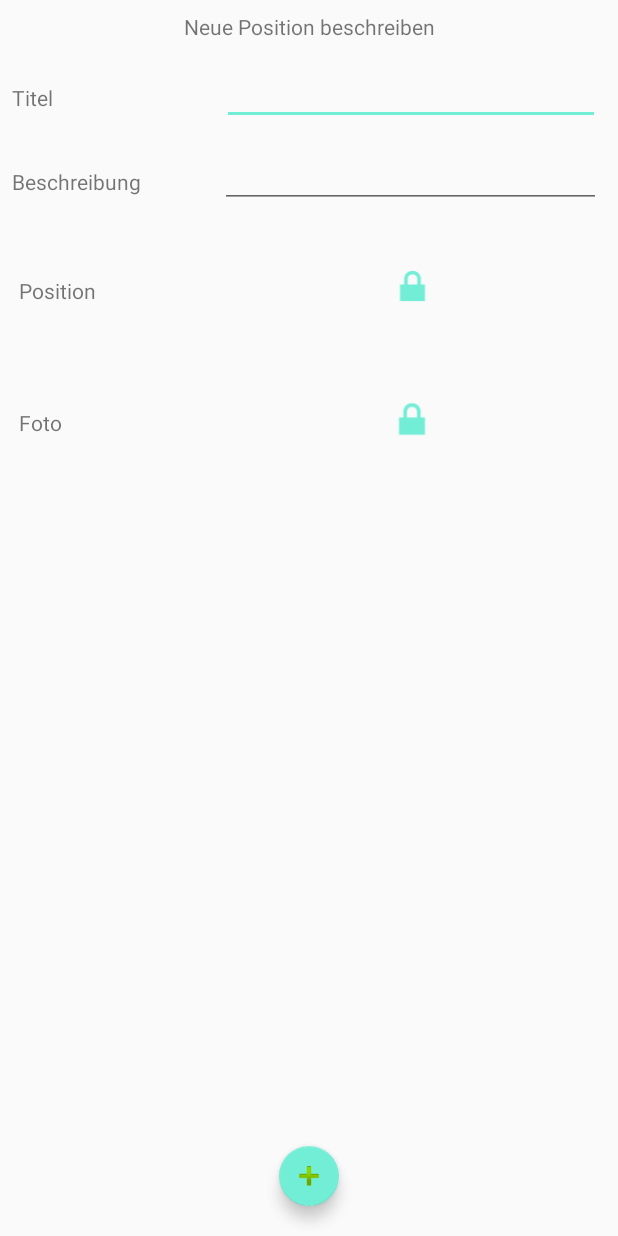
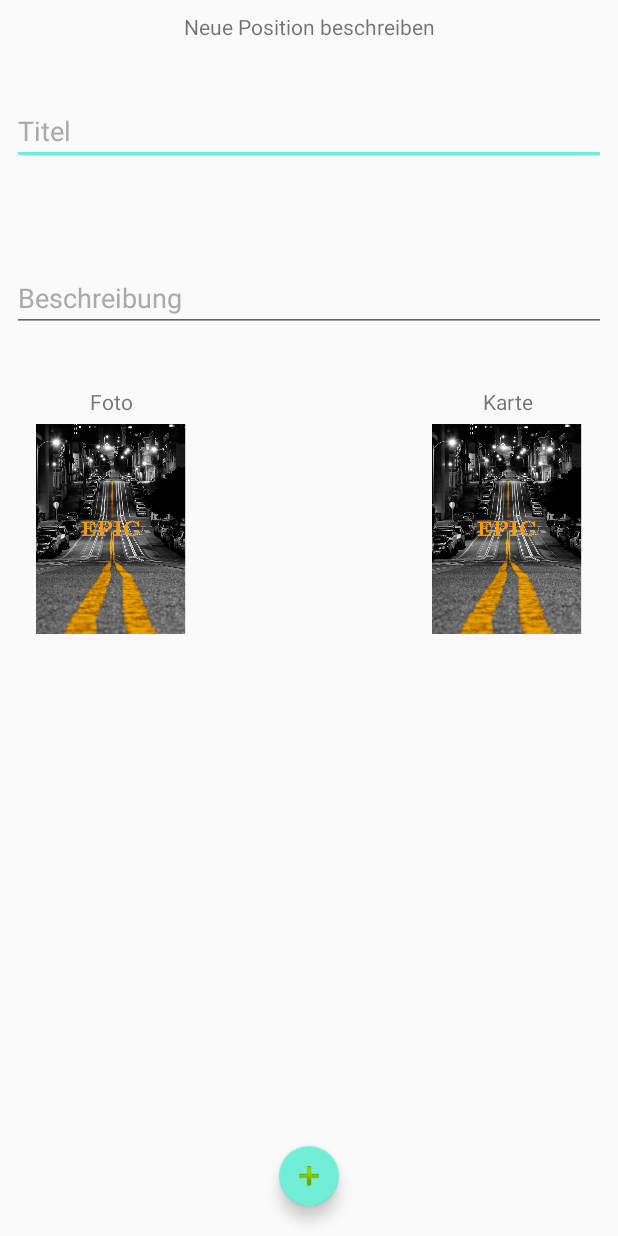
Before and after one commit to develkd/epic, an Android app: the screen it shows after launch (PositionEditActivity), after a tap on an icon or button, on a phone screen of 412 x 824 dp. Run offline under Robolectric (Android 15) with nearby library versions, the phone set to English and light mode, and no system bars.

Commit message:
- View is cleaned - Sending Data between Activations enabled - Camera for taking a picture is enabled

```diff
--- a/app/src/main/java/de/master/kd/epic/map/MapActivity.java
+++ b/app/src/main/java/de/master/kd/epic/map/MapActivity.java
@@ -245,16 +245,24 @@ public class MapActivity extends FragmentActivity implements OnMapReadyCallback,
         location = new LatLng(-34, 151);
         Intent position = new Intent(MapActivity.this, PositionEditActivity.class);
 
-         position.putExtra(Constants.MAP.CURRENT_LOCATION.name(), location );
+         position.putExtra(Constants.MAP.LOCATION.name(), location );
+        startActivityForResult(position,Constants.MAP.ACTIVITY_RESULT.ordinal());
 
-        startActivity(position);
-        finish();
 
 
         //https://www.androidtutorialpoint.com/intermediate/android-map-app-showing-current-location-android/
+
+    }
+
+    @Override
+    protected void onActivityResult(int requestCode, int resultCode, Intent data) {
+        super.onActivityResult(requestCode, resultCode, data);
+        Bundle bundle = data.getExtras();
+        String titel = (String)bundle.get(Constants.MAP.DESCRIPTION.name());
+
         Marker marker = googleMap.addMarker(new MarkerOptions()
                 .position(location)
-                .title("Neue Position")
+                .title(titel)
                 .snippet(location.toString()));
         googleMap.moveCamera(CameraUpdateFactory.newLatLng(location));
         marker.showInfoWindow();
--- a/app/src/main/java/de/master/kd/epic/position/PositionEditActivity.java
+++ b/app/src/main/java/de/master/kd/epic/position/PositionEditActivity.java
@@ -1,23 +1,70 @@
 package de.master.kd.epic.position;
 
+import android.content.Intent;
+import android.graphics.Bitmap;
+import android.provider.MediaStore;
+import android.support.design.widget.FloatingActionButton;
 import android.support.v7.app.AppCompatActivity;
 import android.os.Bundle;
-import android.widget.TextView;
+import android.view.View;
+import android.widget.EditText;
+import android.widget.ImageView;
 
 import com.google.android.gms.maps.model.LatLng;
 
 import de.master.kd.epic.R;
+import de.master.kd.epic.map.MapActivity;
 import de.master.kd.epic.utils.Constants;
 
 public class PositionEditActivity extends AppCompatActivity {
+    private static final int TAKE_PICTURE =1;
 
+    private ImageView imageView;
+    private FloatingActionButton postionSave;
     @Override
     protected void onCreate(Bundle savedInstanceState) {
         super.onCreate(savedInstanceState);
         setContentView(R.layout.activity_postion_edit);
+        imageView = (ImageView)findViewById(R.id.imageViewCamera);
+        imageView.setOnClickListener(new View.OnClickListener() {
+            @Override
+            public void onClick(View v) {
+                doSnapShot(v);
+            }
+        });
+
+        postionSave = (FloatingActionButton)findViewById(R.id.postionSave);
+        postionSave.setOnClickListener(new View.OnClickListener() {
+            @Override
+            public void onClick(View v) {
+                doSave(v);
+            }
+        });
+
         Bundle bundle = getIntent().getExtras();
-        LatLng position = (LatLng)bundle.get(Constants.MAP.CURRENT_LOCATION.name());
+        LatLng position = (LatLng)bundle.get(Constants.MAP.LOCATION.name());
+    }
 
+    private void doSave(View v) {
+        EditText text = (EditText)findViewById(R.id.titleField);
+        Intent intent = new Intent(PositionEditActivity.this, MapActivity.class);
 
+       intent.putExtra(Constants.MAP.DESCRIPTION.name(),String.valueOf(text.getText()));
+        setResult(Constants.MAP.ACTIVITY_RESULT.ordinal(), intent);
+        finish();
+    }
+
+    public void doSnapShot(View view){
+        Intent intent_picture = new Intent(MediaStore.ACTION_IMAGE_CAPTURE);
+        startActivityForResult(intent_picture,TAKE_PICTURE);
+    }
+
+    @Override
+    public void onActivityResult(int requestCode, int resultCode, Intent data) {
+        super.onActivityResult(requestCode, resultCode, data);
+        Bundle extras = data.getExtras();
+        Bitmap bitmap = (Bitmap)extras.get("data");
+        assert  null != bitmap;
+        imageView.setImageBitmap(bitmap);
     }
 }
--- a/app/src/main/java/de/master/kd/epic/utils/Constants.java
+++ b/app/src/main/java/de/master/kd/epic/utils/Constants.java
@@ -1,4 +1,6 @@
 package de.master.kd.epic.utils;
+
+import android.util.EventLogTags;
 
 /**
  * Created by pentax on 24.06.17.
@@ -6,7 +8,10 @@ package de.master.kd.epic.utils;
 
 public interface Constants {
     public enum MAP {
-        CURRENT_LOCATION;
+        LOCATION,
+        DESCRIPTION,
+        ACTIVITY_RESULT,
+        ;
     }
 
 }
--- a/app/src/main/res/layout/activity_postion_edit.xml
+++ b/app/src/main/res/layout/activity_postion_edit.xml
@@ -9,10 +9,6 @@
     tools:layout_editor_absoluteX="8dp"
     tools:layout_editor_absoluteY="8dp">
 
-    <LinearLayout
-        android:layout_width="match_parent"
-        android:layout_height="wrap_content"
-        android:orientation="vertical">
 
         <TextView
             android:id="@+id/new_postion_label"
@@ -26,147 +22,98 @@
             android:paddingTop="8dp"
             android:text="Neue Position beschreiben" />
 
-        <android.support.constraint.ConstraintLayout
+
+    <LinearLayout
+        android:layout_width="match_parent"
+        android:layout_height="60dp"
+        android:layout_marginLeft="8dp"
+        android:layout_marginRight="8dp"
+        android:layout_marginTop="50dp"
+        android:orientation="horizontal"
+        android:id="@+id/linearLayout">
+
+        <EditText
+            android:id="@+id/titleField"
             android:layout_width="match_parent"
-            android:layout_height="wrap_content"
-            android:orientation="horizontal"
-            android:paddingBottom="8dp">
+            android:layout_height="match_parent"
+            android:layout_alignBaseline="@+id/titelLabel"
+            android:layout_alignBottom="@+id/titelLabel"
+            android:layout_alignParentEnd="true"
+            android:layout_alignParentRight="true"
+            android:ems="10"
+            android:gravity="bottom"
+            android:hint="Titel"
+            android:inputType="textPersonName"
+            android:textColorHint="@android:color/darker_gray"
+            app:layout_constraintLeft_toRightOf="@+id/titelLabel"
+            app:layout_constraintRight_toRightOf="parent"
+            app:layout_constraintTop_toTopOf="parent" />
+    </LinearLayout>
 
-            <TextView
-                android:id="@+id/titelLabel"
-                android:layout_width="105dp"
-                android:layout_height="22dp"
-                android:layout_marginLeft="8dp"
-                android:layout_marginTop="20dp"
-                android:text="Titel"
-                app:layout_constraintLeft_toLeftOf="parent"
-                app:layout_constraintTop_toTopOf="parent" />
-
-            <EditText
-                android:id="@+id/editTitleField"
-                android:layout_width="252dp"
-                android:layout_height="40dp"
-                android:layout_marginLeft="0dp"
-                android:layout_marginRight="8dp"
-                android:layout_marginTop="8dp"
-                android:ems="10"
-                android:inputType="textPersonName"
-                app:layout_constraintHorizontal_bias="0.888"
-                app:layout_constraintLeft_toRightOf="@+id/titelLabel"
-                app:layout_constraintRight_toRightOf="parent"
-                app:layout_constraintTop_toTopOf="parent"
-                tools:layout_editor_absoluteX="124dp"
-                tools:layout_editor_absoluteY="5dp" />
-        </android.support.constraint.ConstraintLayout>
-
-        <android.support.constraint.ConstraintLayout
-            android:layout_width="match_parent"
-            android:layout_height="wrap_content"
-            android:orientation="horizontal"
-            android:paddingBottom="8dp">
-
-            <TextView
-                android:id="@+id/descriptionLabel"
-                android:layout_width="106dp"
-                android:layout_height="23dp"
-                android:layout_marginLeft="8dp"
-                android:layout_marginTop="20dp"
-                android:text="Beschreibung"
-                app:layout_constraintLeft_toLeftOf="parent"
-                app:layout_constraintTop_toTopOf="parent"
-                tools:layout_editor_absoluteX="15dp"
-                tools:layout_editor_absoluteY="19dp" />
-
-            <EditText
-                android:id="@+id/editDescriptionField"
-                android:layout_width="254dp"
-                android:layout_height="39dp"
-                android:layout_marginLeft="0dp"
-                android:layout_marginRight="8dp"
-                android:layout_marginTop="8dp"
-                android:ems="10"
-                android:inputType="textPersonName"
-                app:layout_constraintHorizontal_bias="0.904"
-                app:layout_constraintLeft_toRightOf="@+id/descriptionLabel"
-                app:layout_constraintRight_toRightOf="parent"
-                app:layout_constraintTop_toTopOf="parent"
-                tools:layout_editor_absoluteX="119dp"
-                tools:layout_editor_absoluteY="7dp" />
-        </android.support.constraint.ConstraintLayout>
-
-        <android.support.constraint.ConstraintLayout
-            android:layout_width="match_parent"
-            android:layout_height="wrap_content"
-            android:orientation="horizontal"
-            android:paddingBottom="20dp"
-            android:paddingTop="20dp">
-
-            <TextView
-                android:id="@+id/mapLabel"
-                android:layout_width="106dp"
-                android:layout_height="23dp"
-                android:layout_marginLeft="8dp"
-                android:layout_marginRight="8dp"
-                android:layout_marginTop="17dp"
-                android:text="Position"
-                app:layout_constraintHorizontal_bias="0.036"
-                app:layout_constraintLeft_toLeftOf="parent"
-                app:layout_constraintRight_toLeftOf="@+id/imageMap"
-                app:layout_constraintTop_toTopOf="parent" />
-
-            <ImageView
-                android:id="@+id/imageMap"
-                android:layout_width="55dp"
-                android:layout_height="32dp"
-                android:layout_marginBottom="8dp"
-                android:layout_marginRight="109dp"
-                android:layout_marginTop="8dp"
-                app:layout_constraintBottom_toBottomOf="parent"
-                app:layout_constraintRight_toRightOf="parent"
-                app:layout_constraintTop_toTopOf="parent"
-                app:srcCompat="@android:drawable/ic_lock_lock"
-                tools:layout_editor_absoluteX="220dp"
-                tools:layout_editor_absoluteY="8dp" />
-
-        </android.support.constraint.ConstraintLayout>
+    <LinearLayout
+        android:layout_width="match_parent"
+        android:layout_height="100dp"
+        android:layout_below="@+id/linearLayout"
+        android:layout_centerHorizontal="true"
+        android:layout_marginLeft="8dp"
+        android:layout_marginRight="8dp"
+        android:layout_marginTop="12dp"
+        android:orientation="horizontal"
+        android:id="@+id/linearLayout2">
 
 
-        <android.support.constraint.ConstraintLayout
+        <ScrollView
             android:layout_width="match_parent"
-            android:layout_height="wrap_content"
-            android:orientation="horizontal"
-            android:paddingBottom="20dp"
-            android:paddingTop="20dp">
+            android:layout_height="match_parent">
 
-            <TextView
-                android:id="@+id/fotoLabel"
-                android:layout_width="106dp"
-                android:layout_height="23dp"
-                android:layout_marginLeft="8dp"
-                android:layout_marginRight="8dp"
-                android:layout_marginTop="17dp"
-                android:text="Foto"
-                app:layout_constraintHorizontal_bias="0.036"
-                app:layout_constraintLeft_toLeftOf="parent"
-                app:layout_constraintRight_toLeftOf="@+id/imagePic"
-                app:layout_constraintTop_toTopOf="parent" />
+            <LinearLayout
+                android:layout_width="match_parent"
+                android:layout_height="wrap_content"
+                android:orientation="vertical">
 
-            <ImageView
-                android:id="@+id/imagePic"
-                android:layout_width="56dp"
-                android:layout_height="33dp"
-                android:layout_marginBottom="8dp"
-                android:layout_marginRight="109dp"
-                android:layout_marginTop="8dp"
-                app:layout_constraintBottom_toBottomOf="parent"
-                app:layout_constraintRight_toRightOf="parent"
-                app:layout_constraintTop_toTopOf="parent"
-                app:srcCompat="@android:drawable/ic_lock_lock"
-                tools:layout_editor_absoluteX="219dp"
-                tools:layout_editor_absoluteY="7dp" />
+                <EditText
+                    android:id="@+id/describField"
+                    android:layout_width="match_parent"
+                    android:layout_height="99dp"
+                    android:layout_alignBaseline="@+id/describLabel"
+                    android:layout_alignBottom="@+id/describLabel"
+                    android:layout_alignParentEnd="true"
+                    android:layout_alignParentRight="true"
+                    android:ems="10"
+                    android:gravity="bottom"
+                    android:hint="Beschreibung"
+                    android:inputType="textMultiLine"
+                    android:textColorHint="@android:color/darker_gray"
+                    app:layout_constraintLeft_toRightOf="@+id/describLabel"
+                    app:layout_constraintRight_toRightOf="parent"
+                    app:layout_constraintTop_toTopOf="parent" />
+            </LinearLayout>
+        </ScrollView>
+    </LinearLayout>
 
-        </android.support.constraint.ConstraintLayout>
-    </LinearLayout>
+    <TextView
+        android:id="@+id/textView5"
+        android:layout_width="wrap_content"
+        android:layout_height="wrap_content"
+        android:layout_alignEnd="@+id/imageViewCamera"
+        android:layout_alignLeft="@+id/imageViewCamera"
+        android:layout_alignRight="@+id/imageViewCamera"
+        android:layout_alignStart="@+id/imageViewCamera"
+        android:layout_below="@+id/linearLayout2"
+        android:layout_marginTop="36dp"
+        android:gravity="center"
+        android:text="Foto" />
+
+    <ImageView
+        android:id="@+id/imageViewCamera"
+        android:layout_width="100dp"
+        android:layout_height="150dp"
+        android:layout_alignLeft="@+id/linearLayout2"
+        android:layout_alignStart="@+id/linearLayout2"
+        android:layout_below="@+id/textView5"
+        android:layout_marginLeft="16dp"
+        app:srcCompat="@drawable/splash" />
+
 
     <android.support.design.widget.FloatingActionButton
         android:id="@+id/postionSave"
@@ -179,4 +126,27 @@
         app:fabSize="mini"
         app:srcCompat="@android:drawable/ic_input_add" />
 
+    <TextView
+        android:id="@+id/textView6"
+        android:layout_width="wrap_content"
+        android:layout_height="wrap_content"
+        android:layout_alignBaseline="@+id/textView5"
+        android:layout_alignBottom="@+id/textView5"
+        android:layout_alignEnd="@+id/imageView5"
+        android:layout_alignLeft="@+id/imageView5"
+        android:layout_alignRight="@+id/imageView5"
+        android:layout_alignStart="@+id/imageView5"
+        android:gravity="center"
+        android:text="Karte" />
+
+    <ImageView
+        android:id="@+id/imageView5"
+        android:layout_width="100dp"
+        android:layout_height="150dp"
+        android:layout_alignEnd="@+id/linearLayout2"
+        android:layout_alignRight="@+id/linearLayout2"
+        android:layout_below="@+id/textView6"
+        android:layout_marginRight="16dp"
+        app:srcCompat="@drawable/splash" />
+
 </RelativeLayout>
```
